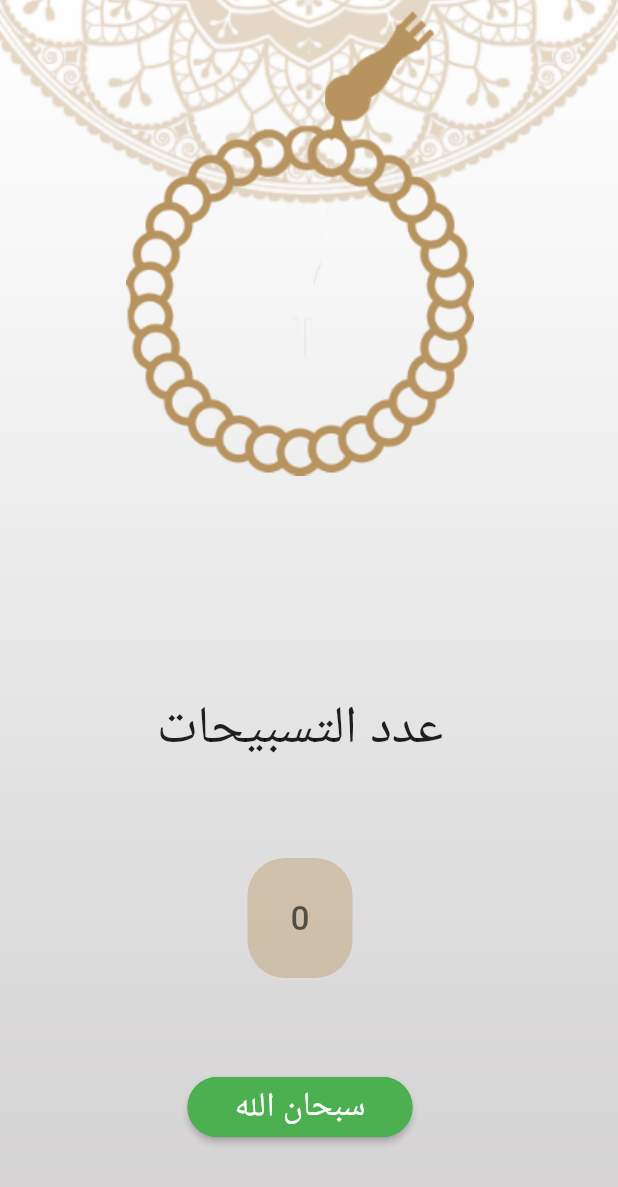
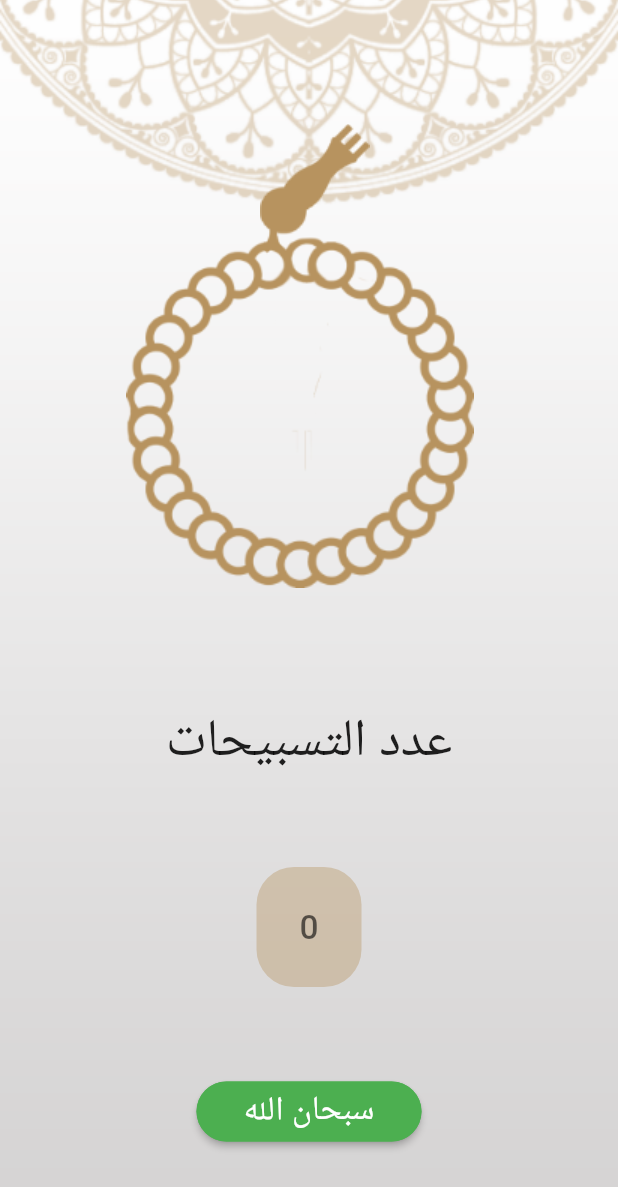
Before and after one commit to Eyadzz/Quran_Application, a Flutter app: the screen it shows after launch, on a phone screen of 412 x 824 dp. Shown: the top 1187 px of the screen. Run offline on Flutter 3.47's test engine with Material 2 defaults, Android fonts, the light colour scheme and no system bars.

Commit message:
realignment of TasbeehScreen

```diff
--- a/lib/TasbeehScreen.dart
+++ b/lib/TasbeehScreen.dart
@@ -23,15 +23,17 @@ class TasbeehScreen extends StatelessWidget {
                 mainAxisAlignment: MainAxisAlignment.start,
                 children: <Widget>[
 
-                  Stack(
+                  Expanded(
+                    flex: 1,
+                    child: Stack(
                       children: [
 
 
                            Positioned(
-                           left: 3,
+                             left: 0,
                              child: Container(
-                             width: 500,
-                             height: 120,
+                               width: 420,
+                               height: 270,
 
                                child: Image(
                                 image: AssetImage('assets/images/headofseb7a.png'),
@@ -41,14 +43,18 @@ class TasbeehScreen extends StatelessWidget {
 
 
 
-                      Container(
+                        Positioned(
+                          top: 0,
+                          child: Container(
                             width: 400,
-                        height: 400,
+                              height: 550,
                               child: ImageRotation(
                                   imageToRotate: Image(image: AssetImage('assets/images/bodyofseb7a.png'),)
                               ),
                             ),
+                        ),
                       ],
+                    ),
                   ),
 
                   Expanded(child: TasbeehCounterDisplay()),
```
Lines whose indentation alone changed are shown as unchanged.
